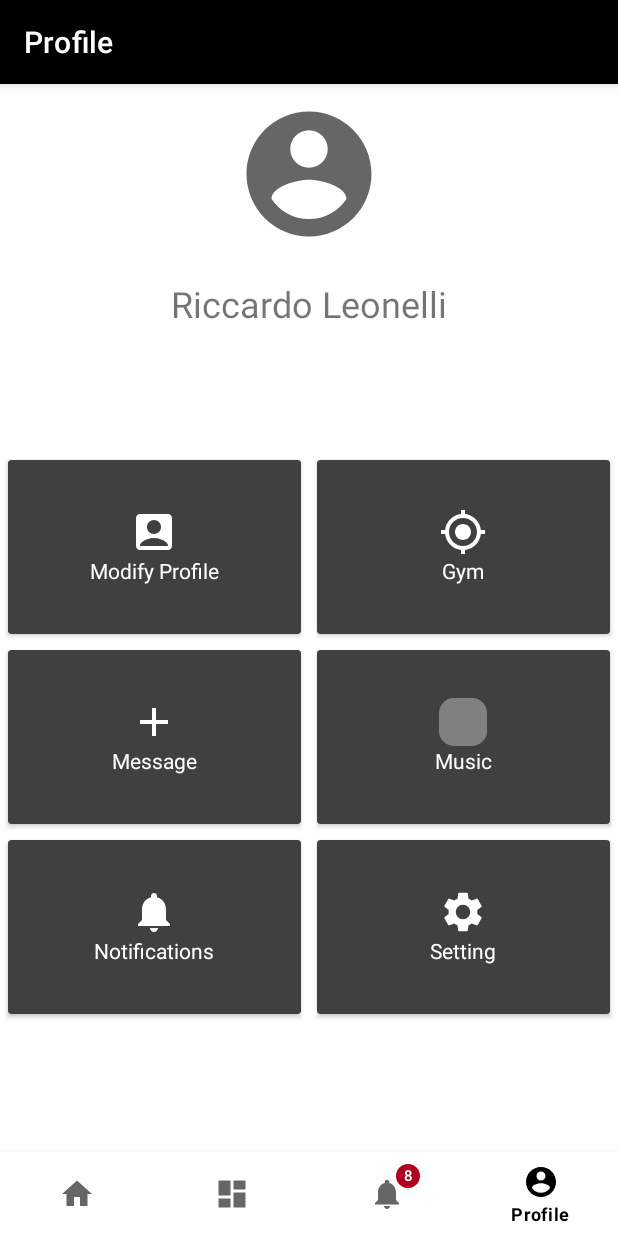
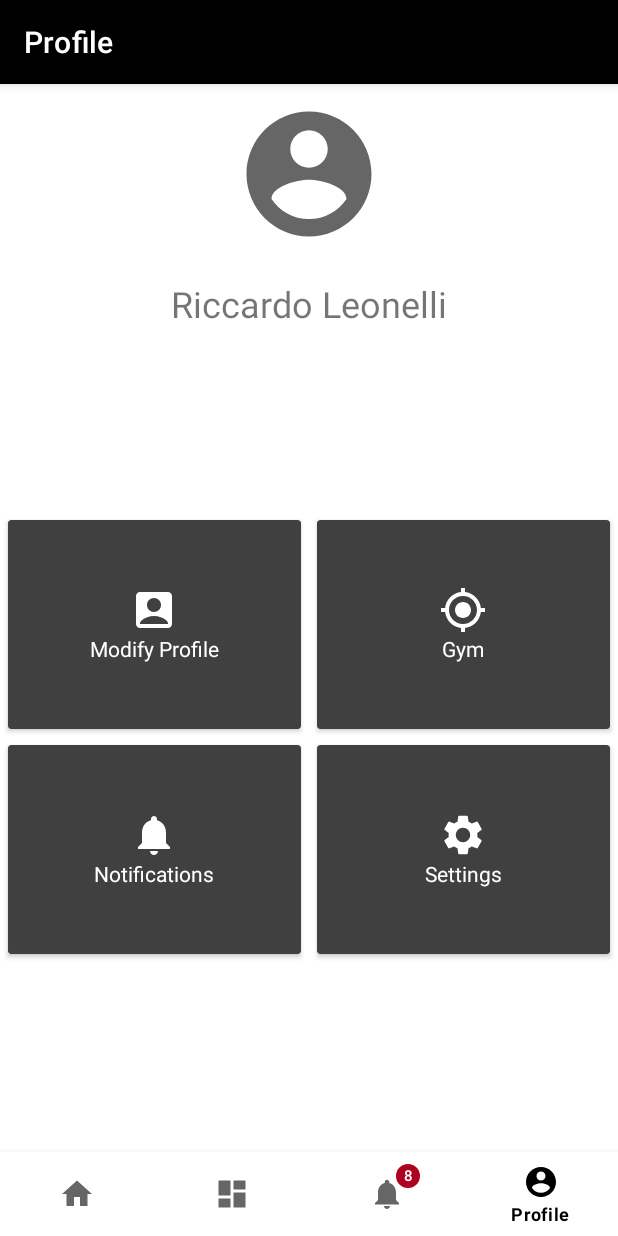
Before and after one commit to RiccardoLeonelli2000/MobileProject, an Android app: the screen it shows after launch (MainActivity), item 4 of the bottom bar chosen, on a phone screen of 412 x 824 dp. Run offline under Robolectric (Android 15) with nearby library versions, the phone set to English and light mode, and no system bars; our stand-ins replace CircleImageView.

Commit message:
layout profile

```diff
--- a/app/src/main/res/layout/profile.xml
+++ b/app/src/main/res/layout/profile.xml
@@ -31,7 +31,7 @@
 
     <LinearLayout
         android:layout_width="match_parent"
-        android:layout_height="380dp"
+        android:layout_height="wrap_content"
         android:layout_marginBottom="60dp"
         android:orientation="vertical"
         android:weightSum="3"
@@ -42,7 +42,7 @@
 
         <LinearLayout
             android:layout_width="match_parent"
-            android:layout_height="match_parent"
+            android:layout_height="150dp"
             android:layout_weight="1"
             android:orientation="horizontal"
             android:weightSum="2">
@@ -112,81 +112,11 @@
             </androidx.cardview.widget.CardView>
         </LinearLayout>
 
-        <LinearLayout
-            android:layout_width="match_parent"
-            android:layout_height="match_parent"
-            android:layout_weight="1"
-            android:orientation="horizontal"
-            android:weightSum="2">
 
-            <androidx.cardview.widget.CardView
-                android:layout_width="0dp"
-                android:layout_height="match_parent"
-                android:layout_margin="5dp"
-                android:layout_weight="1"
-                app:cardBackgroundColor="@color/dark_gray"
-                app:cardMaxElevation="5dp">
-
-                <LinearLayout
-                    android:layout_width="wrap_content"
-                    android:layout_height="wrap_content"
-                    android:layout_gravity="center"
-                    android:orientation="vertical">
-
-                    <ImageView
-                        android:layout_width="32dp"
-                        android:layout_height="32dp"
-                        android:layout_gravity="center"
-                        android:src="@drawable/ic_baseline_add_24" />
-
-                    <TextView
-                        android:layout_width="wrap_content"
-                        android:layout_height="wrap_content"
-                        android:layout_gravity="center"
-                        android:text="Message"
-                        android:textAlignment="center"
-                        android:textColor="@color/white" />
-
-                </LinearLayout>
-
-            </androidx.cardview.widget.CardView>
-
-            <androidx.cardview.widget.CardView
-                android:layout_width="0dp"
-                android:layout_height="match_parent"
-                android:layout_margin="5dp"
-                android:layout_weight="1"
-                app:cardBackgroundColor="@color/dark_gray"
-                app:cardMaxElevation="5dp">
-
-                <LinearLayout
-                    android:layout_width="wrap_content"
-                    android:layout_height="wrap_content"
-                    android:layout_gravity="center"
-                    android:orientation="vertical">
-
-                    <ImageView
-                        android:layout_width="32dp"
-                        android:layout_height="32dp"
-                        android:layout_gravity="center"
-                        android:src="@drawable/bg_calendar" />
-
-                    <TextView
-                        android:layout_width="wrap_content"
-                        android:layout_height="wrap_content"
-                        android:layout_gravity="center"
-                        android:text="Music"
-                        android:textAlignment="center"
-                        android:textColor="@color/white" />
-
-                </LinearLayout>
-
-            </androidx.cardview.widget.CardView>
-        </LinearLayout>
 
         <LinearLayout
             android:layout_width="match_parent"
-            android:layout_height="match_parent"
+            android:layout_height="150dp"
             android:layout_weight="1"
             android:orientation="horizontal"
             android:weightSum="2">
@@ -247,7 +177,7 @@
                         android:layout_width="wrap_content"
                         android:layout_height="wrap_content"
                         android:layout_gravity="center"
-                        android:text="Setting"
+                        android:text="Settings"
                         android:textAlignment="center"
                         android:textColor="@color/white" />
 
```
